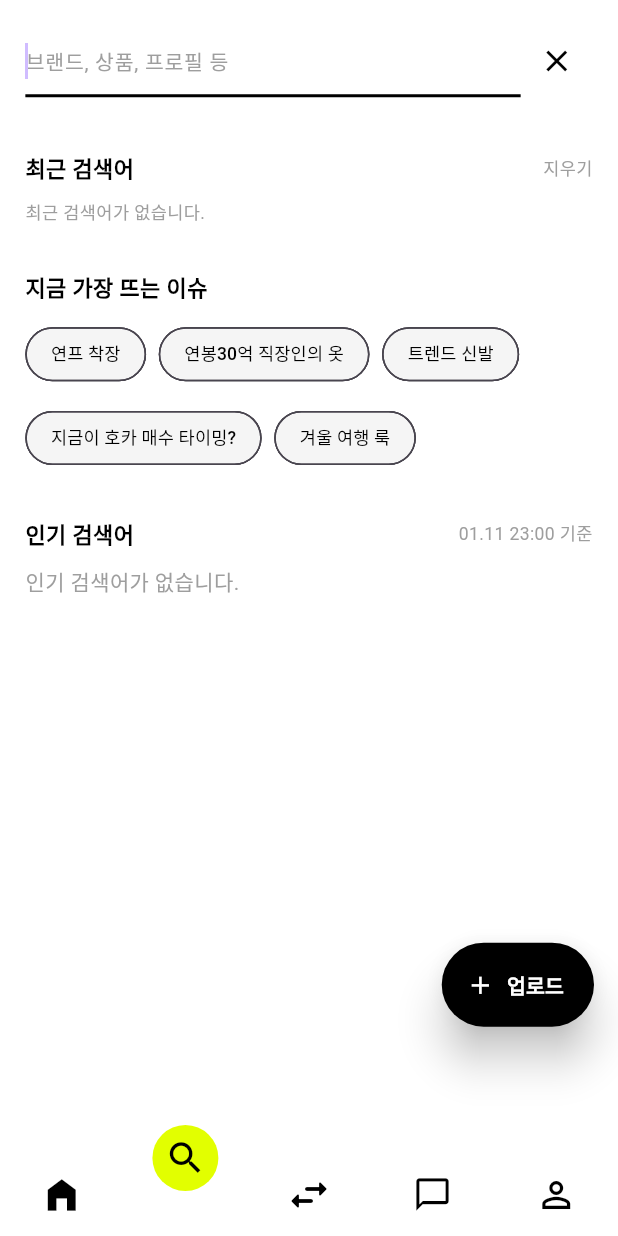
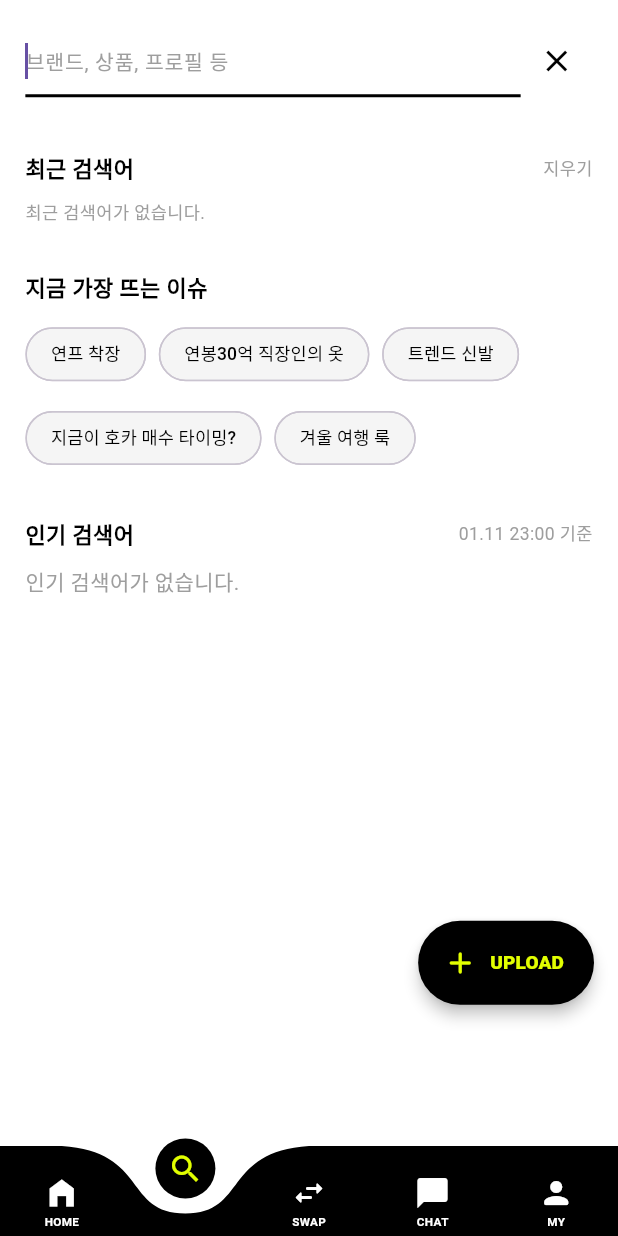
Before and after one commit to ILOVETOSS/wear2wear, a Flutter app: the MainNavigationScreen screen opened directly, item 2 of the bottom bar chosen, on a phone screen of 412 x 824 dp. Run offline on Flutter 3.47's test engine with Material 3 defaults, Android fonts, the phone set to English and light mode, and no system bars; drawn by our look-alikes of curved_navigation_bar; our stand-ins replace carousel_slider, flutter_card_swiper, flutter_screenutil, geocoding, geolocator, image_picker and 2 more; accounts and stored records are empty.

Commit message:
design navi

```diff
--- a/lib/main.dart
+++ b/lib/main.dart
@@ -3,9 +3,8 @@ import 'package:supabase_flutter/supabase_flutter.dart';
 import 'package:curved_navigation_bar/curved_navigation_bar.dart';
 import 'package:flutter_screenutil/flutter_screenutil.dart';
 import 'screens/search_screen.dart';
-// 화면 파일들 import
 import 'screens/home_screen.dart';
-import 'screens/match_screen.dart';   // 기존 하트/매치 기능을 채팅 탭에서 사용
+import 'screens/match_screen.dart';
 import 'screens/swap_screen.dart';
 import 'screens/upload_screen.dart';
 import 'screens/profile_screen.dart';
@@ -34,24 +33,29 @@ class MyApp extends StatelessWidget {
       builder: (context, child) {
         return MaterialApp(
           debugShowCheckedModeBanner: false,
-          theme: ThemeData.dark().copyWith(
-            scaffoldBackgroundColor: Colors.black,
-            primaryColor: const Color(0xFFE2FF00),
+          theme: ThemeData.light().copyWith(
+            scaffoldBackgroundColor: Colors.white,
+            primaryColor: Colors.black,
+            appBarTheme: const AppBarTheme(
+              backgroundColor: Colors.white,
+              foregroundColor: Colors.black,
+              elevation: 0,
+            ),
           ),
-          home: child,
+          home: supabase.auth.currentSession == null
+              ? const LoginScreen()
+              : const MainNavigationScreen(),
         );
       },
-      child: supabase.auth.currentSession == null
-          ? const LoginScreen()
-          : const MainNavigationScreen(),
     );
   }
 }
 
 class MainNavigationScreen extends StatefulWidget {
+  // ✅ 전역에서 접근 가능하도록 GlobalKey 정의
+  static final GlobalKey<MainNavigationScreenState> navKey = GlobalKey<MainNavigationScreenState>();
+
   const MainNavigationScreen({super.key});
-
-  static final GlobalKey<MainNavigationScreenState> navKey = GlobalKey<MainNavigationScreenState>();
 
   @override
   MainNavigationScreenState createState() => MainNavigationScreenState();
@@ -60,15 +64,15 @@ class MainNavigationScreen extends StatefulWidget {
 class MainNavigationScreenState extends State<MainNavigationScreen> {
   int currentTabIndex = 0;
 
-  // 🔥 요청하신 구성: [홈, 검색, 스왑, 채팅(하트기능), 마이]
   final List<Widget> _screens = [
-    const HomeScreen(),    // 0: 홈
-    const SearchScreen(),  // 🔥 1: 탐색(검색) 자리에 방금 만든 SearchScreen 연결
-    const SwapScreen(),    // 2: 스왑
-    const MatchScreen(),   // 3: 채팅 (하트/매치 기능)
-    const ProfileScreen(), // 4: 마이
+    const HomeScreen(),
+    const SearchScreen(),
+    const SwapScreen(),
+    const MatchScreen(),
+    const ProfileScreen(),
   ];
 
+  // ✅ 외부에서 호출 가능하도록 만든 탭 변경 함수
   void changeTab(int index) {
     setState(() {
       currentTabIndex = index;
@@ -86,45 +90,60 @@ class MainNavigationScreenState extends State<MainNavigationScreen> {
 
   @override
   Widget build(BuildContext context) {
-    // 스왑 화면(index 2)일 때는 업로드 버튼 숨김
     bool showUploadButton = currentTabIndex != 2;
 
     return Scaffold(
+      // ✅ Key 연결
       key: MainNavigationScreen.navKey,
       extendBody: true,
       body: _screens[currentTabIndex],
-
-      // 🔥 '+ 업로드' 버튼 (위치 하향 조정)
-      floatingActionButtonLocation: FloatingActionButtonLocation.endFloat,
       floatingActionButton: showUploadButton
           ? Padding(
-        padding: EdgeInsets.only(bottom: 60.h), // 바텀바에 더 가깝게 내림
+        padding: EdgeInsets.only(bottom: 80.h),
         child: FloatingActionButton.extended(
           onPressed: _openUploadPage,
           backgroundColor: Colors.black,
-          elevation: 12,
+          foregroundColor: const Color(0xFFE2FF00),
+          elevation: 4,
           shape: RoundedRectangleBorder(borderRadius: BorderRadius.circular(30.r)),
-          label: Text("업로드", style: TextStyle(color: Colors.white, fontWeight: FontWeight.bold, fontSize: 14.sp)),
-          icon: Icon(Icons.add, color: Colors.white, size: 20.sp),
+          label: Text("UPLOAD", style: TextStyle(fontWeight: FontWeight.w900, fontSize: 13.sp)),
+          icon: const Icon(Icons.add_rounded),
         ),
       )
           : null,
-
       bottomNavigationBar: CurvedNavigationBar(
         index: currentTabIndex,
-        height: 65.0,
-        items: const <Widget>[
-          Icon(Icons.home_filled, size: 28, color: Colors.black),          // 0: 홈
-          Icon(Icons.search, size: 28, color: Colors.black),               // 1: 검색
-          Icon(Icons.swap_horiz_rounded, size: 32, color: Colors.black),    // 2: 스왑
-          Icon(Icons.chat_bubble_outline, size: 26, color: Colors.black),    // 3: 채팅 (기존 하트 자리)
-          Icon(Icons.person_outline, size: 28, color: Colors.black),       // 4: 마이
+        height: 60.0,
+        items: [
+          _buildNavItem(Icons.home_filled, "HOME", 0),
+          _buildNavItem(Icons.search, "SEARCH", 1),
+          _buildNavItem(Icons.swap_horiz_rounded, "SWAP", 2),
+          _buildNavItem(Icons.chat_bubble_rounded, "CHAT", 3),
+          _buildNavItem(Icons.person_rounded, "MY", 4),
         ],
-        color: Colors.white,
-        buttonBackgroundColor: const Color(0xFFE2FF00),
+        color: Colors.black,
+        buttonBackgroundColor: Colors.black,
         backgroundColor: Colors.transparent,
         onTap: (index) => changeTab(index),
       ),
     );
   }
+
+  Widget _buildNavItem(IconData icon, String label, int index) {
+    bool isSelected = currentTabIndex == index;
+    return Column(
+      mainAxisAlignment: MainAxisAlignment.center,
+      children: [
+        Icon(icon, size: 24, color: isSelected ? const Color(0xFFE2FF00) : Colors.white),
+        if (!isSelected)
+          Padding(
+            padding: const EdgeInsets.only(top: 2),
+            child: Text(
+              label,
+              style: TextStyle(color: Colors.white, fontSize: 8.sp, fontWeight: FontWeight.bold),
+            ),
+          ),
+      ],
+    );
+  }
 }
```
Also changed, not shown: lib/screens/login_screen.dart (+42 -46 lines), lib/screens/upload_screen.dart (+145 -128 lines).
